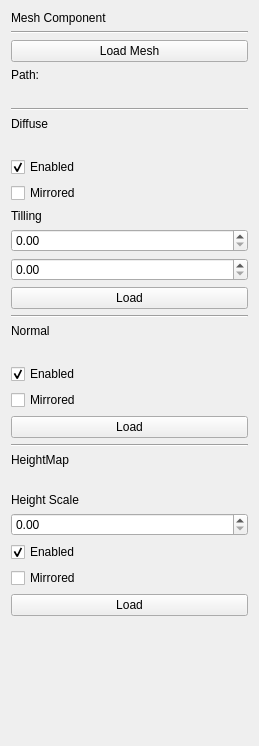
The window that meshcomponentwidget.ui (rogerbusquets97/Graphics-Engine) describes before a commit, drawn with Qt 5.
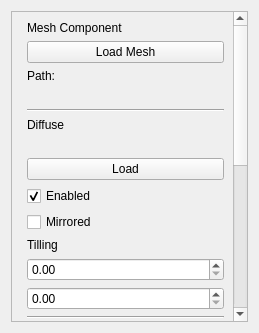
The same window after the commit.

Commit message: Added scroll area to meshwidget

```diff
--- a/meshcomponentwidget.ui
+++ b/meshcomponentwidget.ui
@@ -7,7 +7,7 @@
     <x>0</x>
     <y>0</y>
     <width>259</width>
-    <height>746</height>
+    <height>333</height>
    </rect>
   </property>
   <property name="sizePolicy">
@@ -21,179 +21,201 @@
   </property>
   <layout class="QVBoxLayout" name="verticalLayout">
    <item>
+    <widget class="QScrollArea" name="scrollArea">
+     <property name="widgetResizable">
+      <bool>true</bool>
+     </property>
+     <widget class="QWidget" name="scrollAreaWidgetContents">
+      <property name="geometry">
+       <rect>
+        <x>0</x>
+        <y>0</y>
+        <width>222</width>
+        <height>667</height>
+       </rect>
+      </property>
+      <layout class="QFormLayout" name="formLayout">
+       <item row="1" column="1">
     <widget class="QLabel" name="label">
      <property name="text">
       <string>Mesh Component</string>
      </property>
     </widget>
    </item>
-   <item>
-    <widget class="Line" name="line">
-     <property name="orientation">
-      <enum>Qt::Horizontal</enum>
-     </property>
-    </widget>
-   </item>
-   <item>
-    <widget class="QPushButton" name="LoadMeshButton">
-     <property name="text">
-      <string>Load Mesh</string>
-     </property>
-    </widget>
-   </item>
-   <item>
-    <widget class="QLabel" name="label_2">
-     <property name="text">
-      <string>Path:</string>
-     </property>
-    </widget>
-   </item>
-   <item>
-    <widget class="QLabel" name="PathText">
-     <property name="text">
-      <string/>
-     </property>
-    </widget>
-   </item>
-   <item>
-    <widget class="Line" name="line_2">
-     <property name="orientation">
-      <enum>Qt::Horizontal</enum>
-     </property>
-    </widget>
-   </item>
-   <item>
+       <item row="7" column="1">
     <widget class="QLabel" name="label_3">
      <property name="text">
       <string>Diffuse</string>
      </property>
     </widget>
    </item>
-   <item>
+       <item row="8" column="1">
     <widget class="QLabel" name="DiffuseImage">
      <property name="text">
       <string/>
      </property>
     </widget>
    </item>
-   <item>
-    <widget class="QCheckBox" name="DiffuseEnabledCheckBox">
-     <property name="text">
-      <string>Enabled</string>
-     </property>
-     <property name="checked">
-      <bool>true</bool>
-     </property>
-    </widget>
-   </item>
-   <item>
-    <widget class="QCheckBox" name="DiffuseMirroredCheckBox">
-     <property name="text">
-      <string>Mirrored</string>
-     </property>
-    </widget>
-   </item>
-   <item>
+       <item row="12" column="1">
     <widget class="QLabel" name="label_7">
      <property name="text">
       <string>Tilling</string>
      </property>
     </widget>
    </item>
-   <item>
-    <widget class="QDoubleSpinBox" name="DiffuseXTilling"/>
-   </item>
-   <item>
-    <widget class="QDoubleSpinBox" name="DiffuseYTilling"/>
-   </item>
-   <item>
-    <widget class="QPushButton" name="DiffuseLoadButton">
-     <property name="text">
-      <string>Load</string>
-     </property>
-    </widget>
-   </item>
-   <item>
-    <widget class="Line" name="line_3">
-     <property name="orientation">
-      <enum>Qt::Horizontal</enum>
-     </property>
-    </widget>
-   </item>
-   <item>
+       <item row="16" column="1">
     <widget class="QLabel" name="label_4">
      <property name="text">
       <string>Normal</string>
      </property>
     </widget>
    </item>
-   <item>
+       <item row="17" column="1">
     <widget class="QLabel" name="NormalImage">
      <property name="text">
       <string/>
      </property>
     </widget>
    </item>
-   <item>
-    <widget class="QCheckBox" name="NormalEnabledCheckBox">
-     <property name="text">
-      <string>Enabled</string>
-     </property>
-     <property name="checked">
-      <bool>true</bool>
-     </property>
-    </widget>
-   </item>
-   <item>
-    <widget class="QCheckBox" name="NormalMirroredCheckBox">
-     <property name="text">
-      <string>Mirrored</string>
-     </property>
-    </widget>
-   </item>
-   <item>
-    <widget class="QPushButton" name="NormalLoadButton">
-     <property name="text">
-      <string>Load</string>
-     </property>
-    </widget>
-   </item>
-   <item>
-    <widget class="Line" name="line_4">
-     <property name="orientation">
-      <enum>Qt::Horizontal</enum>
-     </property>
-    </widget>
-   </item>
-   <item>
+       <item row="22" column="1">
     <widget class="QLabel" name="label_5">
      <property name="text">
       <string>HeightMap</string>
      </property>
     </widget>
    </item>
-   <item>
+       <item row="23" column="1">
     <widget class="QLabel" name="HeightMapImage">
      <property name="text">
       <string/>
      </property>
     </widget>
    </item>
-   <item>
-    <widget class="QLabel" name="label_6">
+       <item row="27" column="1">
+        <widget class="QPushButton" name="HeightMapLoad">
      <property name="text">
       <string>Height Scale</string>
      </property>
     </widget>
    </item>
-   <item>
+       <item row="30" column="1">
     <widget class="QDoubleSpinBox" name="HeightScale">
      <property name="singleStep">
       <double>0.010000000000000</double>
      </property>
     </widget>
    </item>
-   <item>
+       <item row="38" column="0">
+        <widget class="Line" name="line_4">
+         <property name="orientation">
+          <enum>Qt::Horizontal</enum>
+         </property>
+        </widget>
+       </item>
+       <item row="2" column="1">
+        <widget class="QPushButton" name="LoadMeshButton">
+         <property name="text">
+          <string>Load Mesh</string>
+         </property>
+        </widget>
+       </item>
+       <item row="4" column="1">
+        <widget class="QLabel" name="label_2">
+         <property name="text">
+          <string>Path:</string>
+         </property>
+        </widget>
+       </item>
+       <item row="5" column="1">
+        <widget class="QLabel" name="PathText">
+         <property name="text">
+          <string/>
+         </property>
+        </widget>
+       </item>
+       <item row="6" column="1">
+        <widget class="Line" name="line">
+         <property name="orientation">
+          <enum>Qt::Horizontal</enum>
+         </property>
+        </widget>
+       </item>
+       <item row="9" column="1">
+        <widget class="QPushButton" name="DiffuseLoadButton">
+         <property name="text">
+          <string>Load</string>
+         </property>
+        </widget>
+       </item>
+       <item row="13" column="1">
+        <widget class="QDoubleSpinBox" name="DiffuseXTilling"/>
+       </item>
+       <item row="14" column="1">
+        <widget class="QDoubleSpinBox" name="DiffuseYTilling"/>
+       </item>
+       <item row="15" column="1">
+        <widget class="Line" name="line_2">
+         <property name="orientation">
+          <enum>Qt::Horizontal</enum>
+         </property>
+        </widget>
+       </item>
+       <item row="18" column="1">
+        <widget class="QPushButton" name="NormalLoadButton">
+         <property name="text">
+          <string>Load</string>
+         </property>
+        </widget>
+       </item>
+       <item row="20" column="1">
+        <widget class="Line" name="line_3">
+         <property name="orientation">
+          <enum>Qt::Horizontal</enum>
+         </property>
+        </widget>
+       </item>
+       <item row="10" column="1">
+        <widget class="QCheckBox" name="DiffuseEnabledCheckBox">
+         <property name="text">
+          <string>Enabled</string>
+         </property>
+         <property name="checked">
+          <bool>true</bool>
+         </property>
+        </widget>
+       </item>
+       <item row="11" column="1">
+        <widget class="QCheckBox" name="DiffuseMirroredCheckBox">
+         <property name="text">
+          <string>Mirrored</string>
+         </property>
+        </widget>
+       </item>
+       <item row="19" column="1">
+        <widget class="QCheckBox" name="NormalEnabledCheckBox">
+         <property name="text">
+          <string>Enabled</string>
+         </property>
+         <property name="checked">
+          <bool>true</bool>
+         </property>
+        </widget>
+       </item>
+       <item row="21" column="1">
+        <widget class="QCheckBox" name="NormalMirroredCheckBox">
+         <property name="text">
+          <string>Mirrored</string>
+         </property>
+        </widget>
+       </item>
+       <item row="28" column="1">
+        <widget class="QLabel" name="label_6">
+         <property name="text">
+          <string>Height Scale</string>
+         </property>
+        </widget>
+       </item>
+       <item row="31" column="1">
     <widget class="QCheckBox" name="ParallaxEnabledCheckBox">
      <property name="text">
       <string>Enabled</string>
@@ -203,32 +225,16 @@
      </property>
     </widget>
    </item>
-   <item>
+       <item row="32" column="1">
     <widget class="QCheckBox" name="ParallaxMirroredCheckBox">
      <property name="text">
       <string>Mirrored</string>
      </property>
     </widget>
    </item>
-   <item>
-    <widget class="QPushButton" name="HeightMapLoad">
-     <property name="text">
-      <string>Load</string>
-     </property>
-    </widget>
-   </item>
-   <item>
-    <spacer name="verticalSpacer">
-     <property name="orientation">
-      <enum>Qt::Vertical</enum>
-     </property>
-     <property name="sizeHint" stdset="0">
-      <size>
-       <width>20</width>
-       <height>40</height>
-      </size>
-     </property>
-    </spacer>
+      </layout>
+     </widget>
+    </widget>
    </item>
   </layout>
  </widget>
```
Left out of the diff: 2 changed lines with no effect on the pictures. Lines whose indentation alone changed are shown as unchanged. The commit also changes 1 other file.
